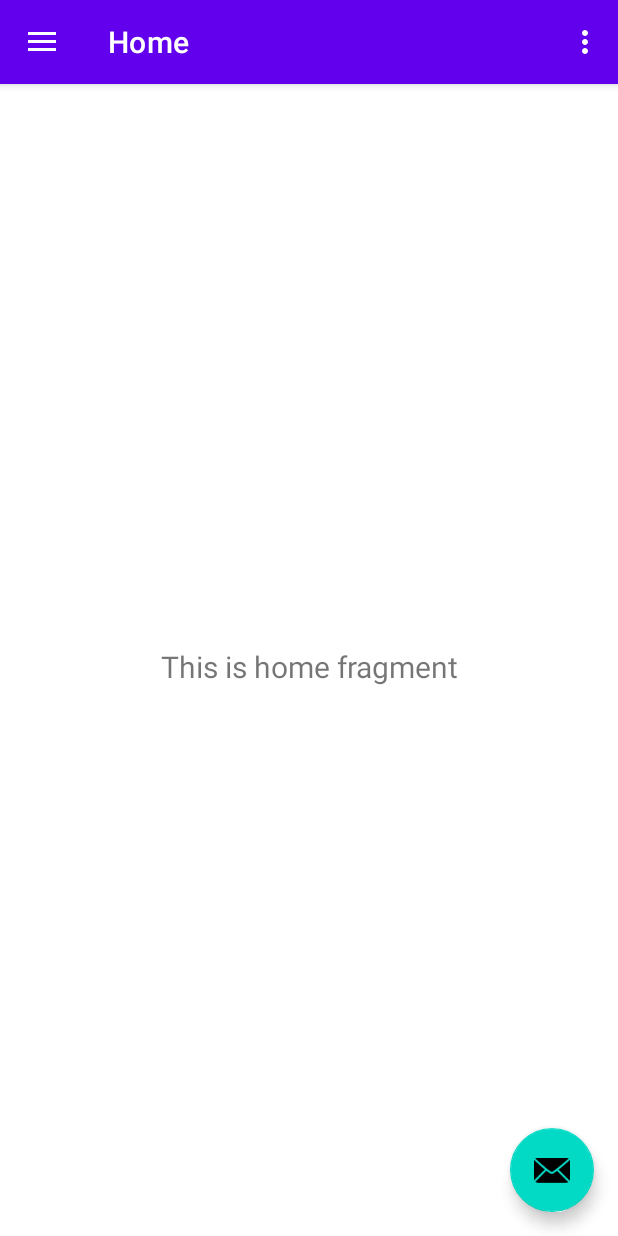
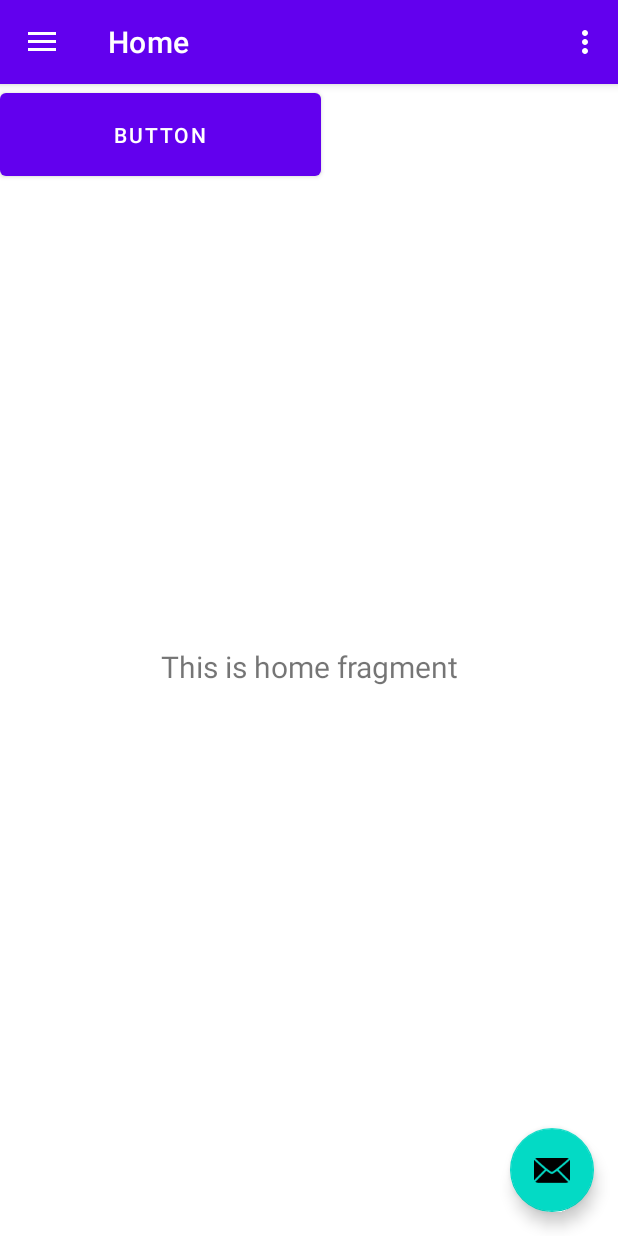
Before and after one commit to taufikhidayat-312310813/tes, an Android app: the screen it shows after launch (MainActivity), on a phone screen of 412 x 824 dp. Run offline under Robolectric (Android 15) with nearby library versions, the phone set to English and light mode, and no system bars; our stand-ins replace navigation-ui.

Commit message:
edit_main.xml

```diff
--- a/app/src/main/res/layout/content_main.xml
+++ b/app/src/main/res/layout/content_main.xml
@@ -17,4 +17,12 @@
         app:layout_constraintRight_toRightOf="parent"
         app:layout_constraintTop_toTopOf="parent"
         app:navGraph="@navigation/mobile_navigation" />
+
+    <Button
+        android:id="@+id/button"
+        android:layout_width="214dp"
+        android:layout_height="67dp"
+        android:text="Button"
+        tools:layout_editor_absoluteX="114dp"
+        tools:layout_editor_absoluteY="508dp" />
 </androidx.constraintlayout.widget.ConstraintLayout>
```
